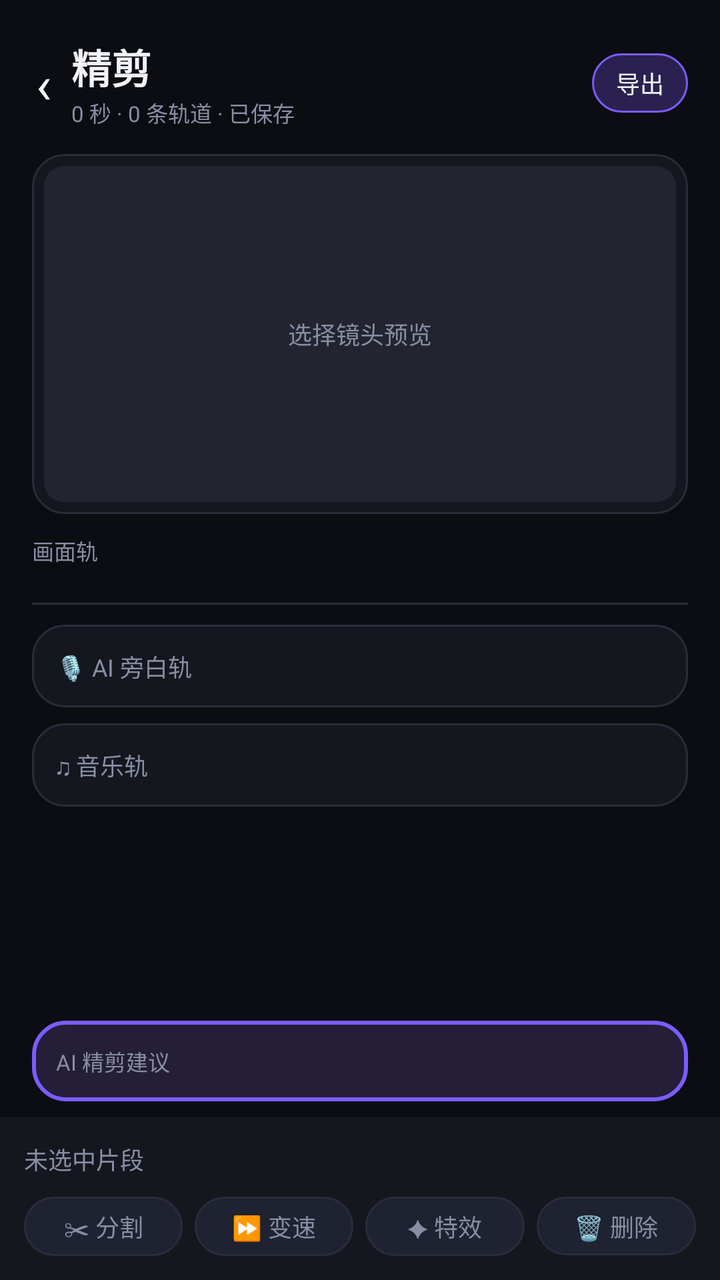
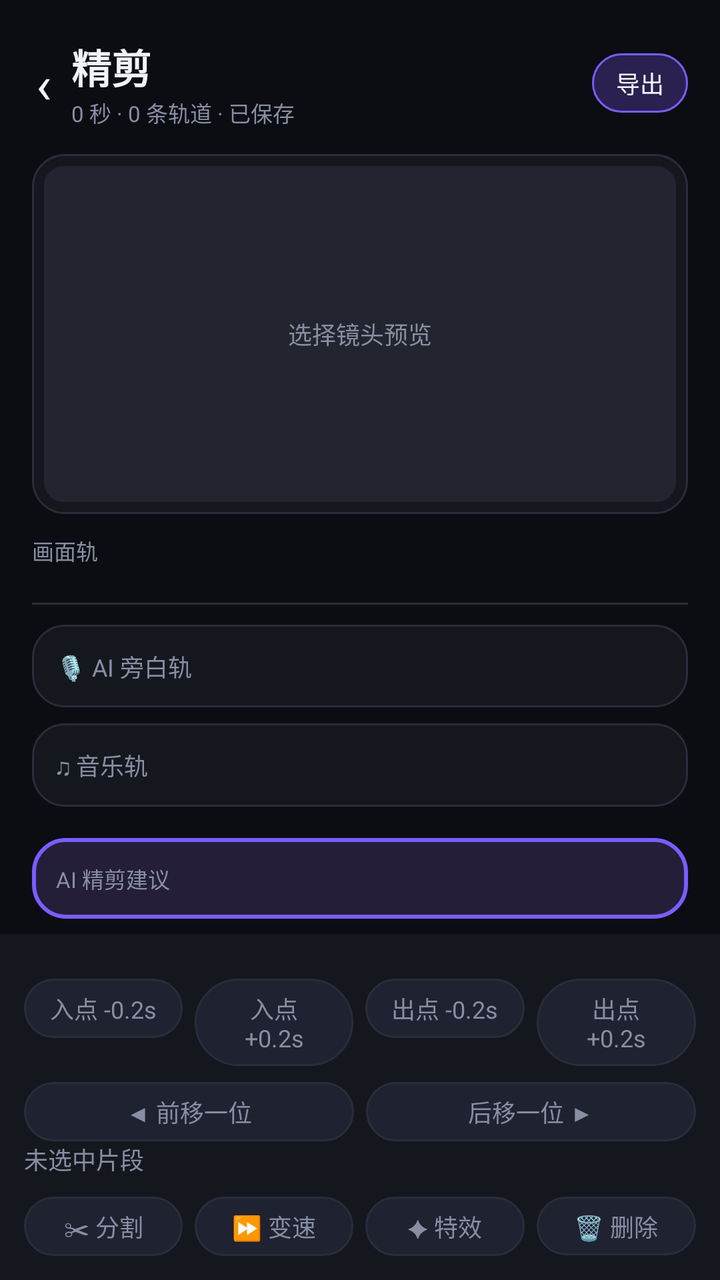

An Android layout rendered at two revisions. The XML below is the earlier revision; the diff shows what the commit changed to produce the second picture.
<!-- AndroidManifest.xml: application theme Theme.FlashCut -->
<!-- res/layout/activity_timeline.xml -->
<?xml version="1.0" encoding="utf-8"?>
<LinearLayout xmlns:android="http://schemas.android.com/apk/res/android"
    android:layout_width="match_parent"
    android:layout_height="match_parent"
    android:orientation="vertical"
    android:background="@color/bg">

    <LinearLayout
        android:layout_width="match_parent"
        android:layout_height="wrap_content"
        android:orientation="horizontal"
        android:gravity="center_vertical"
        android:paddingStart="8dp"
        android:paddingEnd="@dimen/pad"
        android:paddingTop="14dp"
        android:paddingBottom="8dp">

        <TextView
            android:id="@+id/btnBack"
            android:layout_width="wrap_content"
            android:layout_height="wrap_content"
            android:background="?attr/selectableItemBackgroundBorderless"
            android:padding="10dp"
            android:text="‹"
            android:textColor="@color/text"
            android:textSize="26sp" />

        <LinearLayout
            android:layout_width="0dp"
            android:layout_height="wrap_content"
            android:layout_weight="1"
            android:orientation="vertical">

            <TextView
                android:id="@+id/tvProjectName"
                style="@style/Text.Title"
                android:layout_width="wrap_content"
                android:layout_height="wrap_content"
                android:text="精剪" />

            <TextView
                android:id="@+id/tvTimelineMeta"
                style="@style/Text.Tiny"
                android:layout_width="wrap_content"
                android:layout_height="wrap_content"
                android:text="0 秒 · 0 条轨道 · 已保存" />
        </LinearLayout>

        <TextView
            android:id="@+id/btnExportTop"
            style="@style/Chip.On"
            android:layout_width="wrap_content"
            android:layout_height="wrap_content"
            android:text="导出" />
    </LinearLayout>

    
    <FrameLayout
        android:layout_width="match_parent"
        android:layout_height="180dp"
        android:layout_marginStart="@dimen/pad"
        android:layout_marginEnd="@dimen/pad"
        android:background="@drawable/bg_card">

        <ImageView
            android:id="@+id/ivFrame"
            android:layout_width="match_parent"
            android:layout_height="match_parent"
            android:layout_margin="6dp"
            android:background="@drawable/bg_thumb"
            android:contentDescription="当前镜头"
            android:scaleType="centerCrop" />

        <TextView
            android:id="@+id/tvFrameLabel"
            android:layout_width="wrap_content"
            android:layout_height="wrap_content"
            android:layout_gravity="center"
            android:text="选择镜头预览"
            android:textColor="@color/sub"
            android:textSize="12sp" />
    </FrameLayout>

    
    <ScrollView
        android:layout_width="match_parent"
        android:layout_height="0dp"
        android:layout_weight="1"
        android:layout_marginTop="10dp"
        android:clipToPadding="false"
        android:paddingStart="@dimen/pad"
        android:paddingEnd="@dimen/pad"
        android:scrollbars="none">

        <LinearLayout
            android:layout_width="match_parent"
            android:layout_height="wrap_content"
            android:orientation="vertical">

            <TextView
                style="@style/Text.Tiny"
                android:layout_width="wrap_content"
                android:layout_height="wrap_content"
                android:layout_marginBottom="6dp"
                android:text="画面轨" />

            <androidx.recyclerview.widget.RecyclerView
                android:id="@+id/rvVideoTrack"
                android:layout_width="match_parent"
                android:layout_height="wrap_content"
                android:nestedScrollingEnabled="false" />

            <View
                android:layout_width="match_parent"
                android:layout_height="1dp"
                android:layout_marginTop="12dp"
                android:layout_marginBottom="10dp"
                android:background="@color/line" />

            <TextView
                android:id="@+id/rowNarration"
                style="@style/Text.Sub"
                android:layout_width="match_parent"
                android:layout_height="wrap_content"
                android:background="@drawable/bg_card"
                android:padding="12dp"
                android:layout_marginBottom="8dp"
                android:text="🎙 AI 旁白轨" />

            <TextView
                android:id="@+id/rowMusic"
                style="@style/Text.Sub"
                android:layout_width="match_parent"
                android:layout_height="wrap_content"
                android:background="@drawable/bg_card"
                android:padding="12dp"
                android:text="♫ 音乐轨" />
        </LinearLayout>
    </ScrollView>

    
    <LinearLayout
        android:id="@+id/cardAdvice"
        android:layout_width="match_parent"
        android:layout_height="wrap_content"
        android:layout_marginStart="@dimen/pad"
        android:layout_marginEnd="@dimen/pad"
        android:layout_marginBottom="8dp"
        android:background="@drawable/bg_card_brand"
        android:orientation="vertical"
        android:padding="12dp">

        <TextView
            android:id="@+id/tvAdvice"
            style="@style/Text.Tiny"
            android:layout_width="match_parent"
            android:layout_height="wrap_content"
            android:lineSpacingExtra="3dp"
            android:text="AI 精剪建议" />
    </LinearLayout>

    
    <LinearLayout
        android:layout_width="match_parent"
        android:layout_height="wrap_content"
        android:orientation="vertical"
        android:background="@color/panel"
        android:padding="12dp">

        <TextView
            android:id="@+id/tvSelected"
            style="@style/Text.Sub"
            android:layout_width="match_parent"
            android:layout_height="wrap_content"
            android:layout_marginBottom="10dp"
            android:text="未选中片段" />

        <LinearLayout
            android:layout_width="match_parent"
            android:layout_height="wrap_content"
            android:orientation="horizontal">

            <TextView
                android:id="@+id/toolSplit"
                style="@style/Chip"
                android:layout_width="0dp"
                android:layout_height="wrap_content"
                android:layout_weight="1"
                android:layout_marginEnd="6dp"
                android:gravity="center"
                android:text="✂ 分割" />

            <TextView
                android:id="@+id/toolSpeed"
                style="@style/Chip"
                android:layout_width="0dp"
                android:layout_height="wrap_content"
                android:layout_weight="1"
                android:layout_marginEnd="6dp"
                android:gravity="center"
                android:text="⏩ 变速" />

            <TextView
                android:id="@+id/toolEffect"
                style="@style/Chip"
                android:layout_width="0dp"
                android:layout_height="wrap_content"
                android:layout_weight="1"
                android:layout_marginEnd="6dp"
                android:gravity="center"
                android:text="✦ 特效" />

            <TextView
                android:id="@+id/toolDelete"
                style="@style/Chip"
                android:layout_width="0dp"
                android:layout_height="wrap_content"
                android:layout_weight="1"
                android:gravity="center"
                android:text="🗑 删除" />
        </LinearLayout>
    </LinearLayout>
</LinearLayout>
<!-- resources referenced by this layout -->
<resources>
  <color name="bg">#0C0D12</color>
  <color name="line">#292C3A</color>
  <color name="panel">#15171F</color>
  <color name="sub">#888EA3</color>
  <color name="text">#F2F3F8</color>
  <dimen name="pad">16dp</dimen>
  <!-- drawable bg_card (drawable) -->
  <?xml version="1.0" encoding="utf-8"?>
  <selector xmlns:android="http://schemas.android.com/apk/res/android">
      <item android:state_pressed="true">
          <shape android:shape="rectangle">
              <solid android:color="#1E2130" />
              <corners android:radius="@dimen/card_radius" />
              <stroke android:width="1dp" android:color="@color/brand" />
          </shape>
      </item>
      <item>
          <shape android:shape="rectangle">
              <solid android:color="@color/panel" />
              <corners android:radius="@dimen/card_radius" />
              <stroke android:width="1dp" android:color="@color/line" />
          </shape>
      </item>
  </selector>
  <!-- drawable bg_thumb (drawable) -->
  <?xml version="1.0" encoding="utf-8"?>
  <shape xmlns:android="http://schemas.android.com/apk/res/android" android:shape="rectangle">
      <solid android:color="#22252F" />
      <corners android:radius="10dp" />
  </shape>
  <style name="Chip" parent="">
          <item name="android:background">@drawable/bg_chip</item>
          <item name="android:paddingStart">12dp</item>
          <item name="android:paddingEnd">12dp</item>
          <item name="android:paddingTop">6dp</item>
          <item name="android:paddingBottom">6dp</item>
          <item name="android:textSize">@dimen/small</item>
          <item name="android:textColor">@color/sub</item>
      </style>
  <style name="Chip.On" parent="Chip">
          <item name="android:background">@drawable/bg_chip_brand</item>
          <item name="android:textColor">@color/text</item>
      </style>
  <style name="Text.Sub" parent="">
          <item name="android:textSize">@dimen/small</item>
          <item name="android:textColor">@color/sub</item>
      </style>
  <style name="Text.Tiny" parent="">
          <item name="android:textSize">@dimen/tiny</item>
          <item name="android:textColor">@color/sub</item>
      </style>
  <style name="Text.Title" parent="">
          <item name="android:textSize">@dimen/title</item>
          <item name="android:textColor">@color/text</item>
          <item name="android:textStyle">bold</item>
      </style>
  <style name="Theme.FlashCut" parent="Theme.MaterialComponents.DayNight.NoActionBar">
          <item name="colorPrimary">@color/brand</item>
          <item name="colorPrimaryDark">@color/bg</item>
          <item name="colorAccent">@color/brand</item>
          <item name="android:windowBackground">@color/bg</item>
          <item name="android:statusBarColor">@color/bg</item>
          <item name="android:navigationBarColor">@color/bg</item>
          <item name="android:windowLightStatusBar">false</item>
      </style>
  <dimen name="card_radius">16dp</dimen>
  <color name="brand">#7B5CFF</color>
  <dimen name="small">12sp</dimen>
  <!-- drawable bg_chip_brand (drawable) -->
  <?xml version="1.0" encoding="utf-8"?>
  <shape xmlns:android="http://schemas.android.com/apk/res/android" android:shape="rectangle">
      <solid android:color="#2A2150" />
      <corners android:radius="@dimen/chip_radius" />
      <stroke android:width="1dp" android:color="@color/brand" />
  </shape>
  <dimen name="tiny">11sp</dimen>
  <dimen name="title">20sp</dimen>
  <dimen name="chip_radius">999dp</dimen>
  <!-- unchanged entries left out for length: 2 -->
</resources>

<!-- the commit's change to res/layout/activity_timeline.xml (unified diff, before → after) -->
@@ -167,6 +167,80 @@
         android:background="@color/panel"
         android:padding="12dp">
 
+        <LinearLayout
+            android:id="@+id/panelTrim"
+            android:layout_width="match_parent"
+            android:layout_height="wrap_content"
+            android:layout_marginTop="10dp"
+            android:orientation="horizontal">
+
+            <TextView
+                android:id="@+id/btnInMinus"
+                style="@style/Chip"
+                android:layout_width="0dp"
+                android:layout_weight="1"
+                android:layout_height="wrap_content"
+                android:gravity="center"
+                android:text="入点 -0.2s" />
+
+            <TextView
+                android:id="@+id/btnInPlus"
+                style="@style/Chip"
+                android:layout_width="0dp"
+                android:layout_weight="1"
+                android:layout_height="wrap_content"
+                android:layout_marginStart="6dp"
+                android:gravity="center"
+                android:text="入点 +0.2s" />
+
+            <TextView
+                android:id="@+id/btnOutMinus"
+                style="@style/Chip"
+                android:layout_width="0dp"
+                android:layout_weight="1"
+                android:layout_height="wrap_content"
+                android:layout_marginStart="6dp"
+                android:gravity="center"
+                android:text="出点 -0.2s" />
+
+            <TextView
+                android:id="@+id/btnOutPlus"
+                style="@style/Chip"
+                android:layout_width="0dp"
+                android:layout_weight="1"
+                android:layout_height="wrap_content"
+                android:layout_marginStart="6dp"
+                android:gravity="center"
+                android:text="出点 +0.2s" />
+        </LinearLayout>
+
+        <LinearLayout
+            android:id="@+id/panelOrder"
+            android:layout_width="match_parent"
+            android:layout_height="wrap_content"
+            android:layout_marginTop="8dp"
+            android:orientation="horizontal">
+
+            <TextView
+                android:id="@+id/btnMoveLeft"
+                style="@style/Chip"
+                android:layout_width="0dp"
+                android:layout_weight="1"
+                android:layout_height="wrap_content"
+                android:gravity="center"
+                android:text="◀ 前移一位" />
+
+            <TextView
+                android:id="@+id/btnMoveRight"
+                style="@style/Chip"
+                android:layout_width="0dp"
+                android:layout_weight="1"
+                android:layout_height="wrap_content"
+                android:layout_marginStart="6dp"
+                android:gravity="center"
+                android:text="后移一位 ▶" />
+        </LinearLayout>
+
         <TextView
             android:id="@+id/tvSelected"
             style="@style/Text.Sub"
